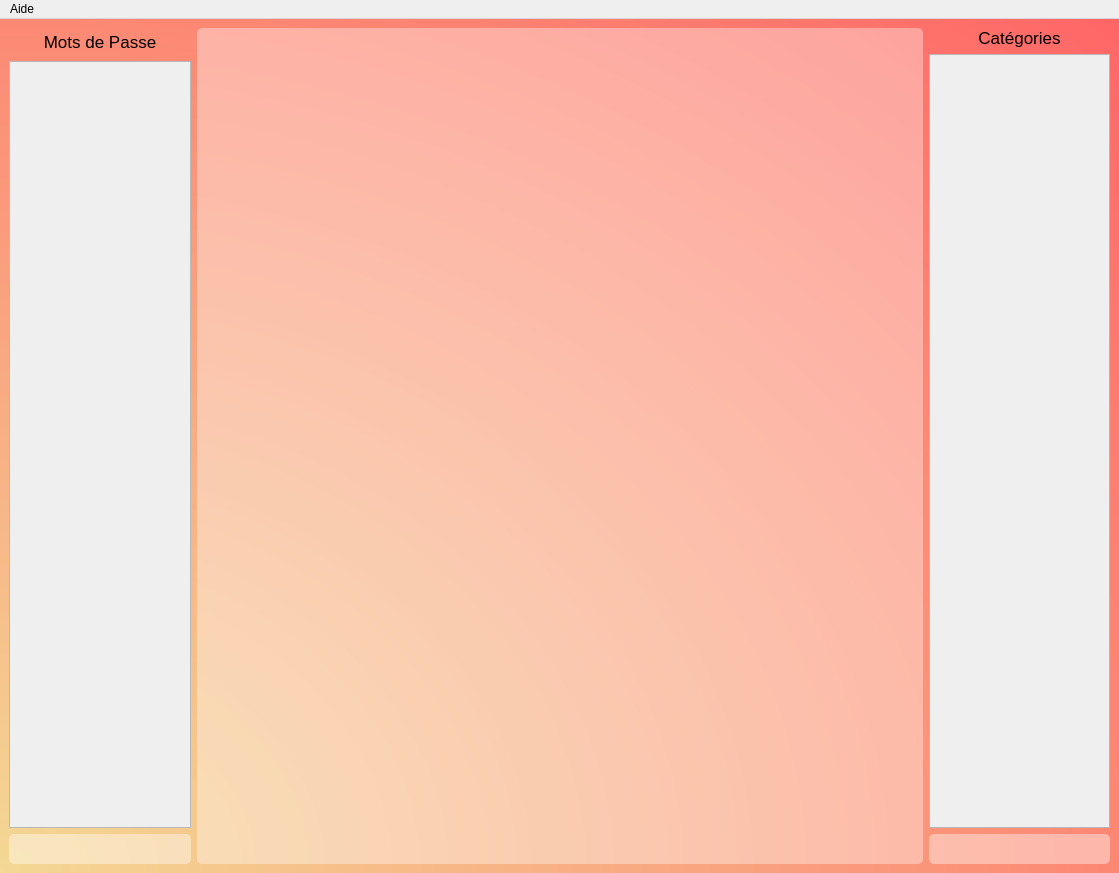
Old version of the form Interface_graphique/PyQt/UI/fenetreGestion.ui in the repository MindPass/Code.
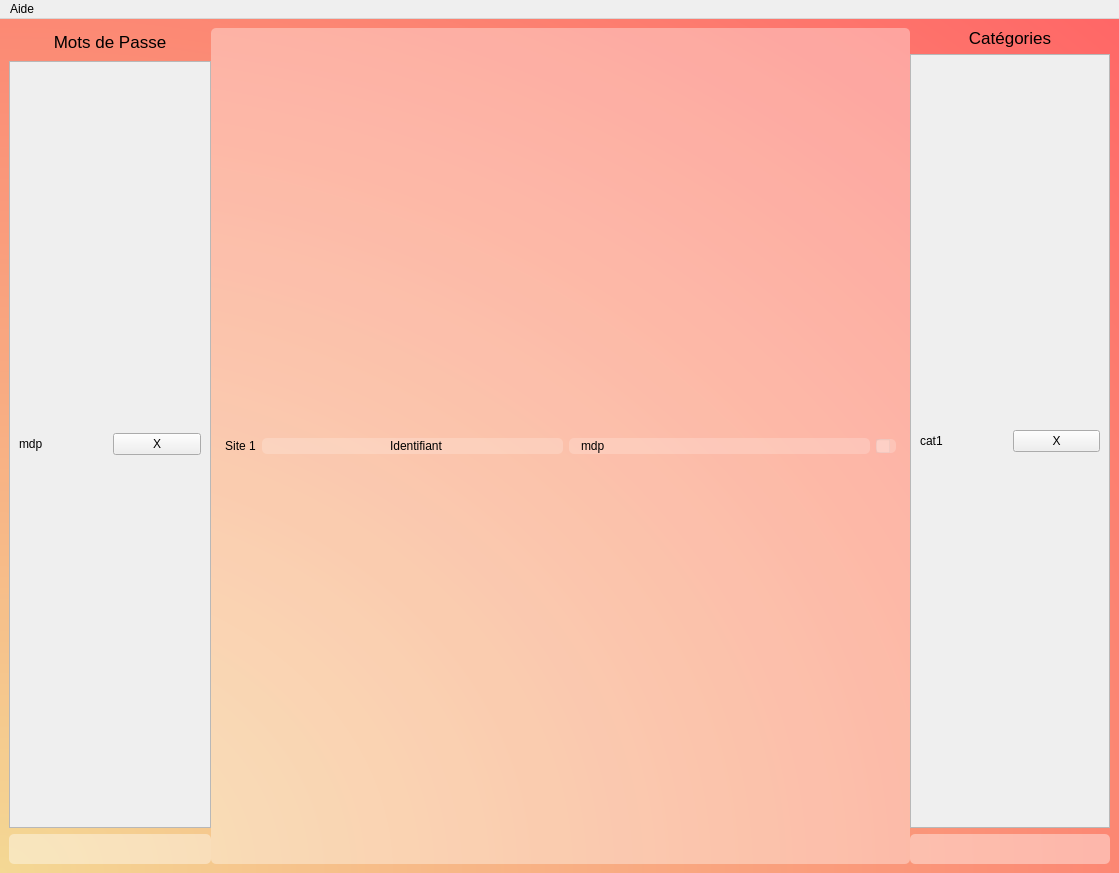
New version of the form. Icons and pictures are not drawn.

Commit message: gestion design ++

```diff
--- a/Interface_graphique/PyQt/UI/fenetreGestion.ui
+++ b/Interface_graphique/PyQt/UI/fenetreGestion.ui
@@ -48,8 +48,16 @@
    <property name="enabled">
     <bool>true</bool>
    </property>
-   <layout class="QHBoxLayout" name="horizontalLayout" stretch="1,4,1">
+   <layout class="QHBoxLayout" name="horizontalLayout">
     <item>
+     <widget class="QSplitter" name="splitter">
+      <property name="orientation">
+       <enum>Qt::Horizontal</enum>
+      </property>
+      <property name="handleWidth">
+       <number>0</number>
+      </property>
+      <widget class="QWidget" name="">
      <layout class="QVBoxLayout" name="Passwords" stretch="0,4,1">
       <item>
        <widget class="QLabel" name="titre_pwd">
@@ -80,16 +88,47 @@
         <property name="widgetResizable">
          <bool>true</bool>
         </property>
+          <property name="alignment">
+           <set>Qt::AlignLeading|Qt::AlignLeft|Qt::AlignTop</set>
+          </property>
         <widget class="QWidget" name="scrollAreaWidgetContents_pwd">
          <property name="geometry">
           <rect>
            <x>0</x>
            <y>0</y>
-           <width>178</width>
+             <width>238</width>
            <height>765</height>
           </rect>
          </property>
-         <layout class="QVBoxLayout" name="verticalLayout_2"/>
+           <layout class="QVBoxLayout" name="verticalLayout_2">
+            <item>
+             <layout class="QHBoxLayout" name="ligne_pwd">
+              <item>
+               <widget class="QLabel" name="label_pwd">
+                <property name="maximumSize">
+                 <size>
+                  <width>16777215</width>
+                  <height>745</height>
+                 </size>
+                </property>
+                <property name="text">
+                 <string>mdp</string>
+                </property>
+               </widget>
+              </item>
+              <item>
+               <widget class="QPushButton" name="pushButton_pwd">
+                <property name="enabled">
+                 <bool>true</bool>
+                </property>
+                <property name="text">
+                 <string>X</string>
+                </property>
+               </widget>
+              </item>
+             </layout>
+            </item>
+           </layout>
         </widget>
        </widget>
       </item>
@@ -110,9 +149,11 @@
        </widget>
       </item>
      </layout>
-    </item>
+      </widget>
+      <widget class="QWidget" name="verticalLayoutWidget_2">
+       <layout class="QVBoxLayout" name="Sites">
     <item>
-     <widget class="QScrollArea" name="Sites">
+         <widget class="QScrollArea" name="scrollArea_sites">
       <property name="enabled">
        <bool>true</bool>
       </property>
@@ -122,6 +163,12 @@
         <verstretch>0</verstretch>
        </sizepolicy>
       </property>
+          <property name="minimumSize">
+           <size>
+            <width>450</width>
+            <height>0</height>
+           </size>
+          </property>
       <property name="styleSheet">
        <string notr="true">QWidget {
     border: none;
@@ -138,20 +185,85 @@
       <property name="widgetResizable">
        <bool>true</bool>
       </property>
+          <property name="alignment">
+           <set>Qt::AlignLeading|Qt::AlignLeft|Qt::AlignTop</set>
+          </property>
       <widget class="QWidget" name="scrollAreaWidgetContents_sites">
        <property name="geometry">
         <rect>
          <x>0</x>
          <y>0</y>
-         <width>726</width>
-         <height>834</height>
-        </rect>
-       </property>
-       <layout class="QVBoxLayout" name="verticalLayout"/>
-      </widget>
+             <width>613</width>
+             <height>832</height>
+            </rect>
+           </property>
+           <layout class="QVBoxLayout" name="verticalLayout">
+            <item>
+             <layout class="QHBoxLayout" name="ligne_site">
+              <property name="leftMargin">
+               <number>5</number>
+              </property>
+              <property name="topMargin">
+               <number>10</number>
+              </property>
+              <property name="rightMargin">
+               <number>5</number>
+              </property>
+              <property name="bottomMargin">
+               <number>10</number>
+              </property>
+              <item>
+               <widget class="QLabel" name="site_web">
+                <property name="text">
+                 <string>Site 1</string>
+                </property>
+                <property name="alignment">
+                 <set>Qt::AlignCenter</set>
+                </property>
+               </widget>
+              </item>
+              <item>
+               <widget class="QLineEdit" name="identifiant">
+                <property name="text">
+                 <string>Identifiant</string>
+                </property>
+                <property name="alignment">
+                 <set>Qt::AlignCenter</set>
+                </property>
      </widget>
     </item>
     <item>
+               <widget class="QLineEdit" name="mdp">
+                <property name="maximumSize">
+                 <size>
+                  <width>16777215</width>
+                  <height>40</height>
+                 </size>
+                </property>
+                <property name="text">
+                 <string>mdp</string>
+                </property>
+               </widget>
+              </item>
+              <item>
+               <widget class="QCheckBox" name="categorie">
+                <property name="enabled">
+                 <bool>true</bool>
+                </property>
+                <property name="text">
+                 <string notr="true"/>
+                </property>
+               </widget>
+              </item>
+             </layout>
+            </item>
+           </layout>
+          </widget>
+         </widget>
+        </item>
+       </layout>
+      </widget>
+      <widget class="QWidget" name="">
      <layout class="QVBoxLayout" name="Categories" stretch="0,4,1">
       <property name="sizeConstraint">
        <enum>QLayout::SetNoConstraint</enum>
@@ -179,16 +291,47 @@
         <property name="widgetResizable">
          <bool>true</bool>
         </property>
+          <property name="alignment">
+           <set>Qt::AlignLeading|Qt::AlignLeft|Qt::AlignTop</set>
+          </property>
         <widget class="QWidget" name="scrollAreaWidgetContents_cat">
          <property name="geometry">
           <rect>
            <x>0</x>
            <y>0</y>
-           <width>177</width>
+             <width>240</width>
            <height>767</height>
           </rect>
          </property>
-         <layout class="QVBoxLayout" name="verticalLayout_3"/>
+           <layout class="QVBoxLayout" name="verticalLayout_3">
+            <item>
+             <layout class="QHBoxLayout" name="ligne_categorie">
+              <item>
+               <widget class="QLabel" name="label_cat">
+                <property name="maximumSize">
+                 <size>
+                  <width>16777215</width>
+                  <height>608</height>
+                 </size>
+                </property>
+                <property name="text">
+                 <string>cat1</string>
+                </property>
+               </widget>
+              </item>
+              <item>
+               <widget class="QPushButton" name="pushButton_cat">
+                <property name="enabled">
+                 <bool>true</bool>
+                </property>
+                <property name="text">
+                 <string>X</string>
+                </property>
+               </widget>
+              </item>
+             </layout>
+            </item>
+           </layout>
         </widget>
        </widget>
       </item>
@@ -209,6 +352,8 @@
        </widget>
       </item>
      </layout>
+      </widget>
+     </widget>
     </item>
    </layout>
   </widget>
```
Left out of the diff: 6 changed lines with no effect on the pictures. Lines whose indentation alone changed are shown as unchanged. The commit also changes 1 other file.
